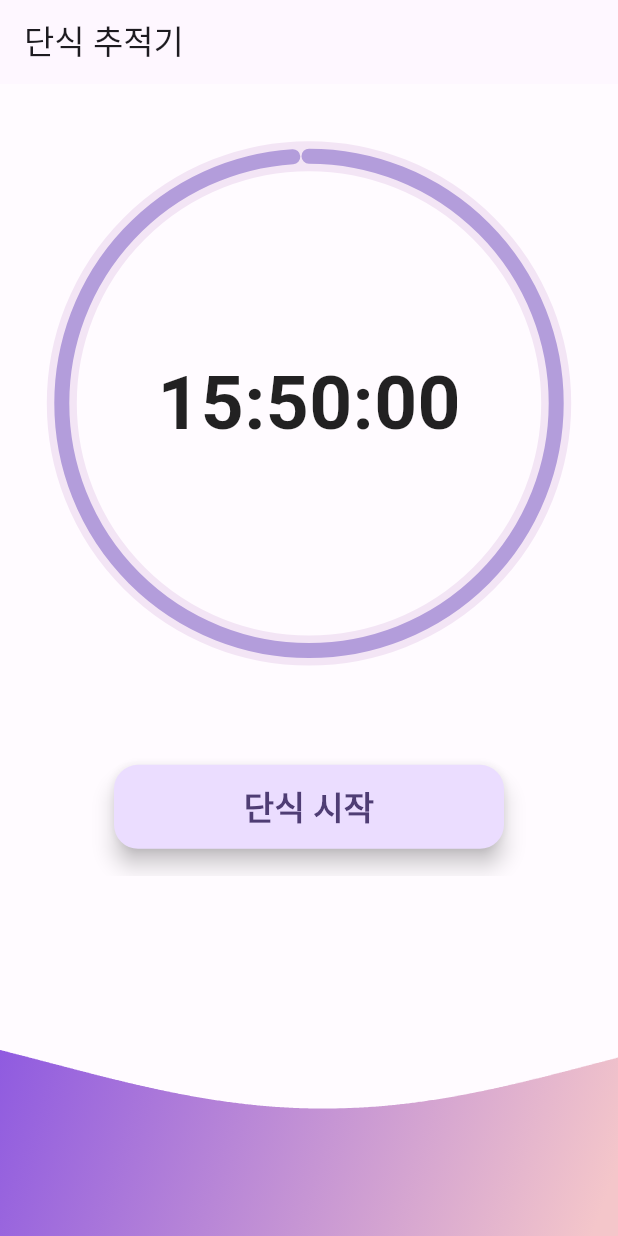
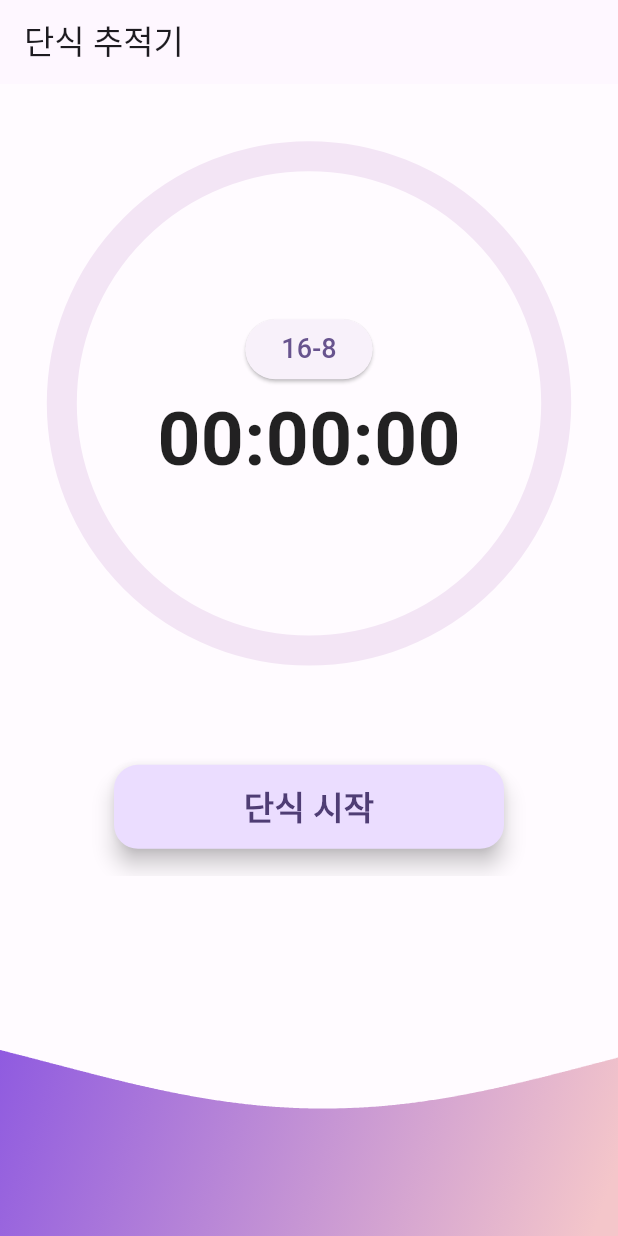
Before and after one commit to Gunbam27/fasting_tracker, a Flutter app: the screen it shows after launch, on a phone screen of 412 x 824 dp. Run offline on Flutter 3.47's test engine with Material 3 defaults, Android fonts, the phone set to English and light mode, and no system bars.

Commit message:
feat : ElevatedButton added

```diff
--- a/lib/stop_watch_screen.dart
+++ b/lib/stop_watch_screen.dart
@@ -15,7 +15,7 @@ class _StopWatchScreenState extends State<StopWatchScreen> {
   Timer? _timer;
 
   int _time = 57600;
-  int _currentTime = 57000;
+  int _currentTime = 0;
   double _progress = 0;
 
   bool _isRunning = false;
@@ -177,12 +177,24 @@ class _CircularProgressState extends State<CircularProgress>
         width: size.width * _circularProgressSize,
         height: size.width * _circularProgressSize,
         child: Center(
+          child: Column(
+            mainAxisAlignment: MainAxisAlignment.center,
+            children: [
+              ElevatedButton(
+                onPressed: () {},
                 child: Text(
+                  '16-8',
+                  style: TextStyle(fontSize: 18, fontWeight: FontWeight.w500),
+                ),
+              ),
+              Text(
                 widget.timeFormat,
                 style: TextStyle(
                     color: Colors.black87,
                     fontSize: 50,
                     fontWeight: FontWeight.w600),
+              ),
+            ],
           ),
         ),
       ),
```
Lines whose indentation alone changed are shown as unchanged.
